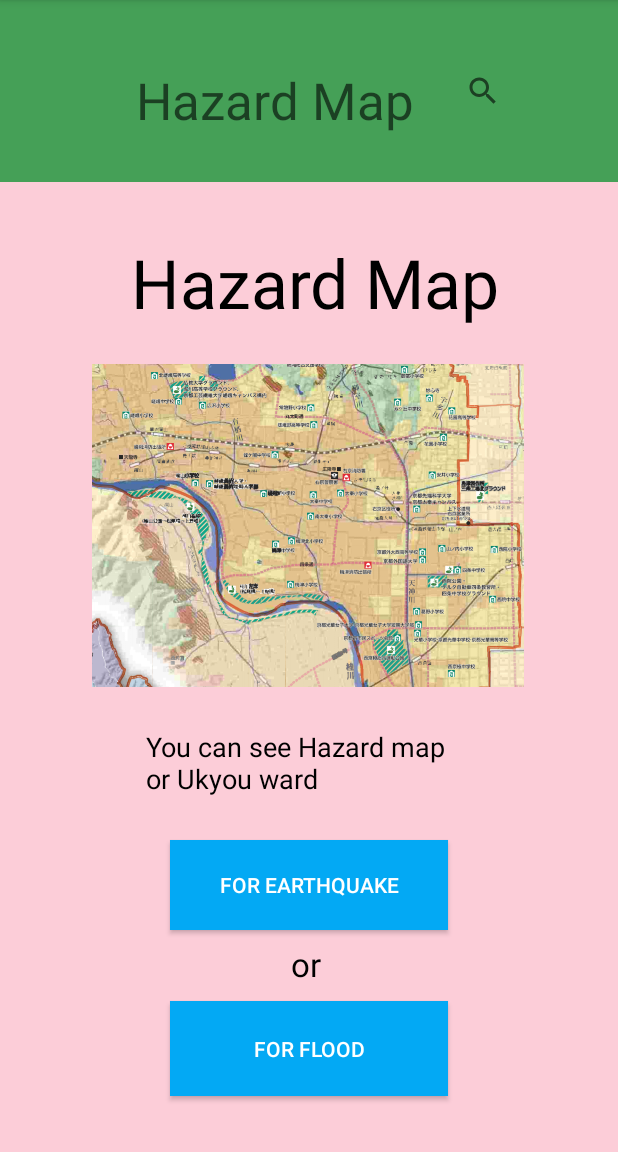
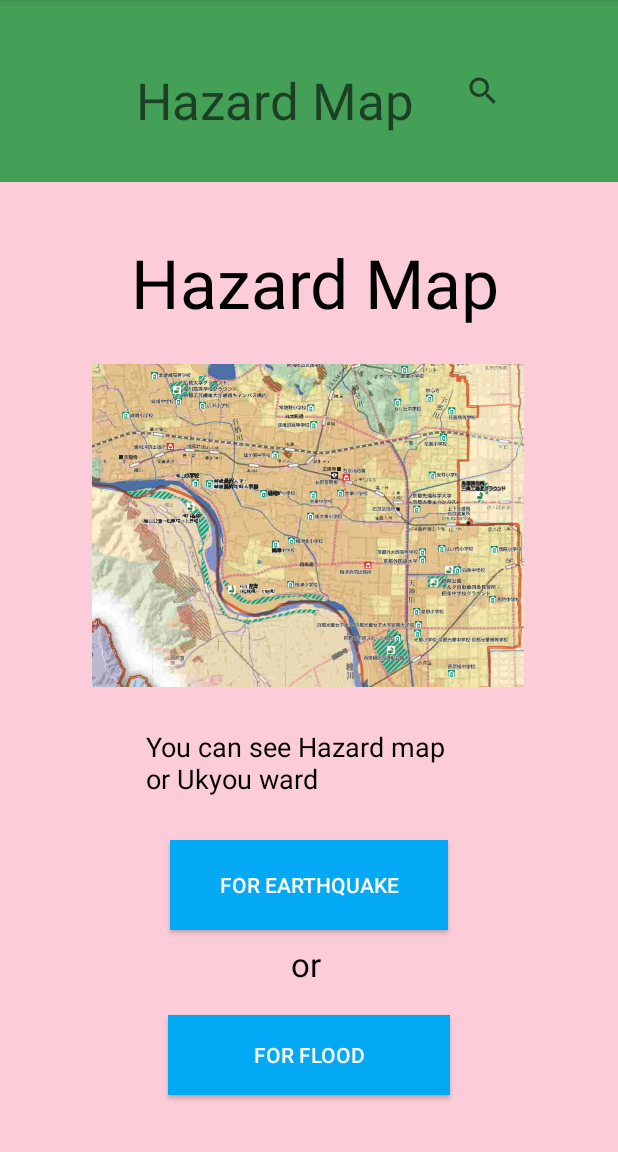
Before and after one commit to KUASE-AndroidDev2020/Project11, an Android app: the HazardMap screen opened directly, with no data from a screen before it, on a phone screen of 412 x 824 dp, the part 84-1236 px from its top. Run offline under Robolectric (Android 15) with nearby library versions, the phone set to English and light mode, and no system bars.

Commit message:
hazardmap

```diff
--- a/app/src/main/res/layout/activity_hazard_map.xml
+++ b/app/src/main/res/layout/activity_hazard_map.xml
@@ -73,8 +73,8 @@
 
     <Button
         android:id="@+id/button4"
-        android:layout_width="185dp"
-        android:layout_height="63dp"
+        android:layout_width="188dp"
+        android:layout_height="53dp"
         android:background="#03A9F4"
         android:text="For flood"
         android:textColor="#FFFFFF"
```
